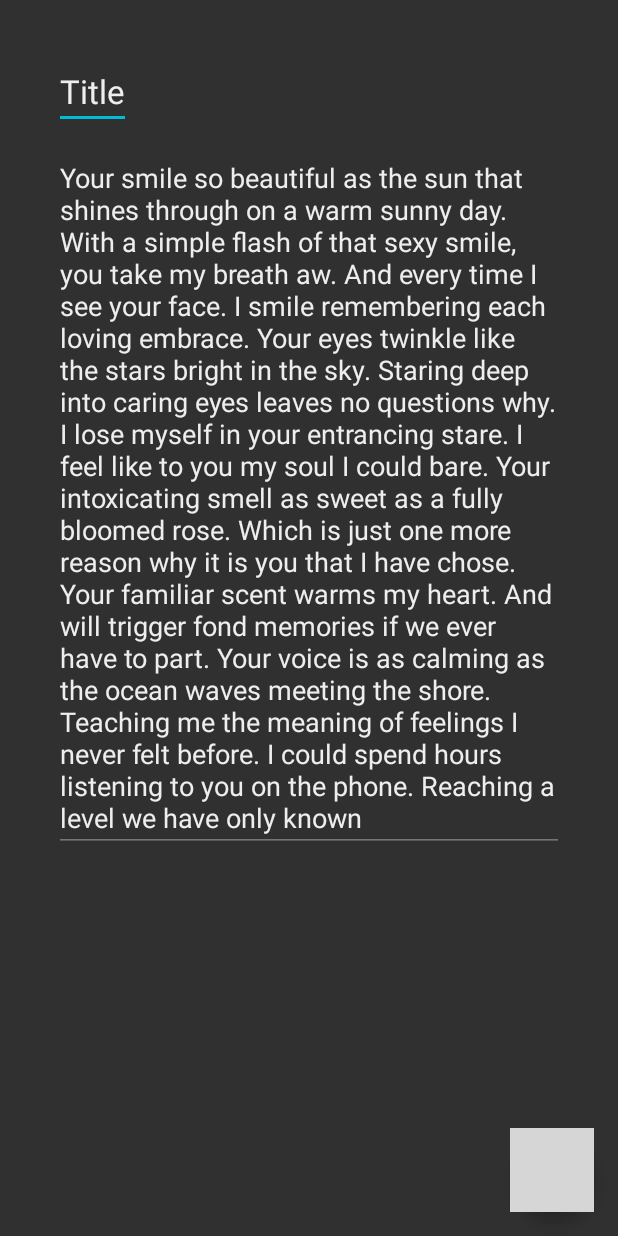
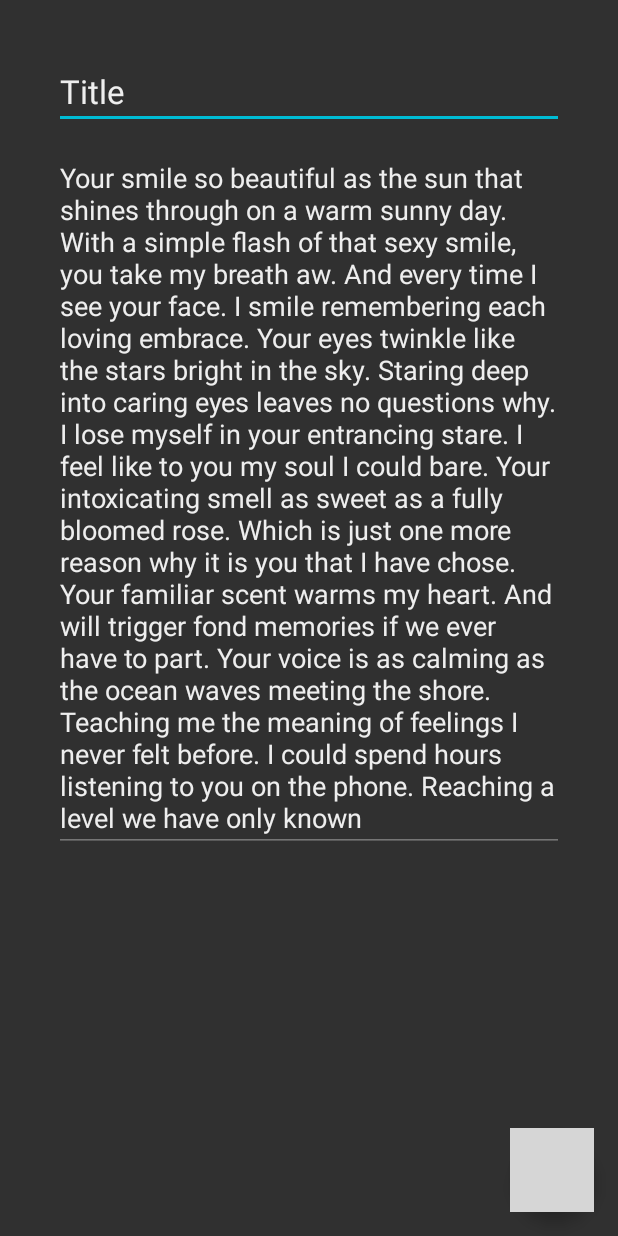
Before and after one commit to the-cybersapien/PromptoDroid, an Android app: the layout fragment_prompt_edit.xml on its own in the app's theme, with its tools: preview values and no code run, on a phone screen of 412 x 824 dp. Run offline under Robolectric (Android 15) with nearby library versions, the phone set to English and light mode, and no system bars; plain views replace ExtendedEditText, TextFieldBoxes; grey boxes are pictures that could not be loaded.

Commit message:
Minor UI Changes

```diff
--- a/promptodroid/app/src/main/java/xyz/cybersapien/promptodroid/ui/activity/MainActivity.java
+++ b/promptodroid/app/src/main/java/xyz/cybersapien/promptodroid/ui/activity/MainActivity.java
@@ -98,6 +98,8 @@ public class MainActivity extends AppCompatActivity implements PromptsListFragme
     public void updatePrompt(PromptStory story) {
         DatabaseReference dbRef = DataStore.getInstance().getUserDataReference(currentUser).child(Constants.PROMPT_KEY + "/" + story.getDate());
         dbRef.setValue(story);
+        getSupportFragmentManager().beginTransaction()
+                .remove(promptEditFragment).commit();
     }
 
     @Override
--- a/promptodroid/app/src/main/res/layout/fragment_prompt_edit.xml
+++ b/promptodroid/app/src/main/res/layout/fragment_prompt_edit.xml
@@ -3,6 +3,7 @@
     xmlns:tools="http://schemas.android.com/tools"
     android:layout_width="match_parent"
     android:layout_height="match_parent"
+    android:background="@color/grey850"
     tools:context="xyz.cybersapien.promptodroid.ui.fragment.PromptEditFragment">
 
     <android.support.v4.widget.NestedScrollView
@@ -28,7 +29,7 @@
 
                 <studio.carbonylgroup.textfieldboxes.ExtendedEditText
                     android:id="@+id/title_extended_edit_text"
-                    android:layout_width="wrap_content"
+                    android:layout_width="match_parent"
                     android:layout_height="wrap_content"
                     android:textSize="22sp"
                     tools:text="Title" />
--- a/promptodroid/app/src/main/res/values/colors.xml
+++ b/promptodroid/app/src/main/res/values/colors.xml
@@ -10,5 +10,6 @@
     <color name="white">#ffffff</color>
     <color name="grey200">#eeeeee</color>
     <color name="grey600">#757575</color>
+    <color name="grey850">#303030</color>
     <color name="cyan500">#00BCD4</color>
 </resources>
```
Also changed, not shown: promptodroid/app/src/main/java/xyz/cybersapien/promptodroid/ui/fragment/PromptEditFragment.java (+21 -7 lines), promptodroid/app/src/main/res/layout-sw600dp/content_main.xml (+12 -3 lines).
